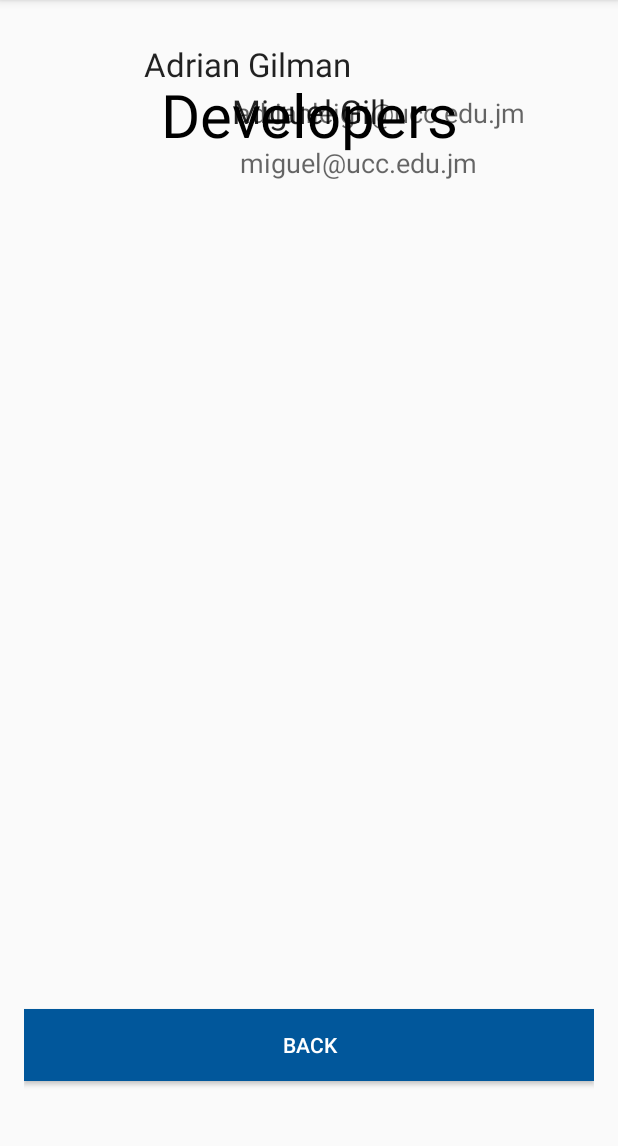
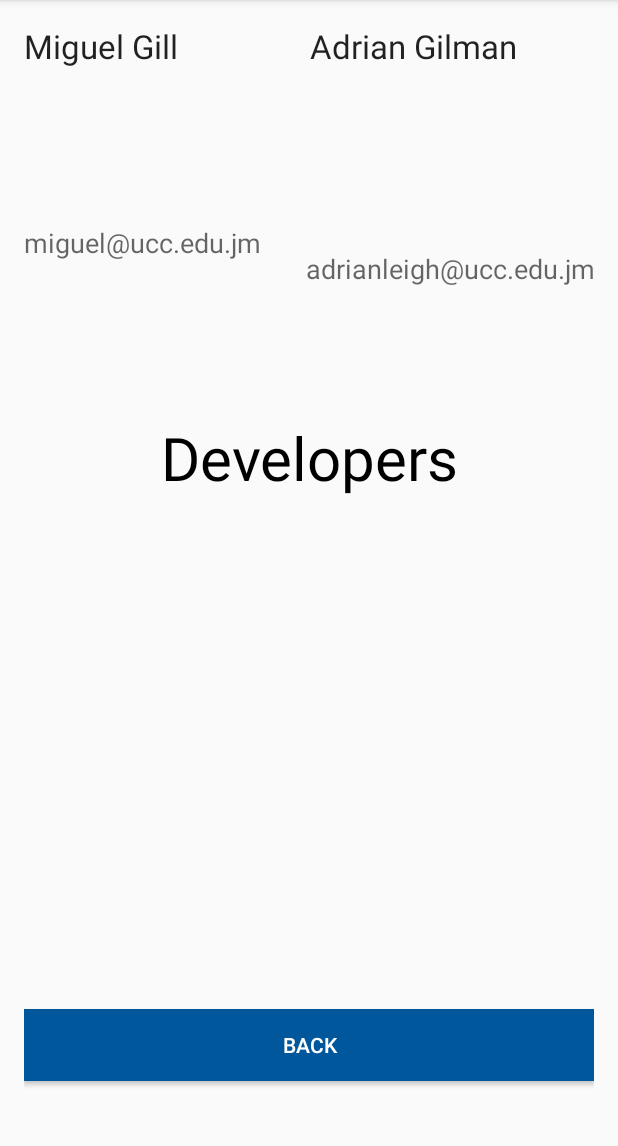
Before and after one commit to xyqo/QuizUP, an Android app: the DeveloperActivity screen opened directly, with no data from a screen before it, on a phone screen of 412 x 824 dp, the part 84-1230 px from its top. Run offline under Robolectric (Android 15) with nearby library versions, the phone set to English and light mode, and no system bars.

Commit message:
first push

```diff
--- a/app/src/main/res/layout/activity_developer.xml
+++ b/app/src/main/res/layout/activity_developer.xml
@@ -10,20 +10,20 @@
     tools:context="com.example.StarGroup.QuizUP.DeveloperActivity">
 
     <TextView
+        android:id="@+id/textView2"
         android:layout_width="fill_parent"
         android:layout_height="wrap_content"
+        android:layout_alignParentStart="false"
+        android:layout_alignParentTop="true"
+        android:layout_alignParentEnd="false"
+        android:layout_alignParentRight="false"
+        android:layout_marginTop="262dp"
+        android:autoText="true"
+        android:text="Developers"
+        android:textAlignment="center"
         android:textAppearance="?android:attr/textAppearanceLarge"
-        android:text="Developers"
-        android:id="@+id/textView2"
-        android:layout_marginTop="33dp"
-        android:textSize="40dp"
-        android:layout_alignParentTop="true"
         android:textColor="#000000"
-        android:textAlignment="center"
-        android:layout_alignParentEnd="false"
-        android:layout_alignParentStart="false"
-        android:autoText="true"
-        android:layout_alignParentRight="false" />
+        android:textSize="40dp" />
 
     <Button
         android:layout_width="match_parent"
@@ -42,12 +42,10 @@
         android:id="@+id/textView5"
         android:layout_width="wrap_content"
         android:layout_height="wrap_content"
-        android:layout_alignTop="@+id/imageView"
         android:layout_alignEnd="@+id/textView7"
         android:layout_alignRight="@+id/textView7"
-        android:layout_marginTop="12dp"
-        android:layout_marginEnd="23dp"
-        android:layout_marginRight="23dp"
+        android:layout_marginEnd="-226dp"
+        android:layout_marginRight="-226dp"
         android:text="@string/adrian"
         android:textAppearance="?android:attr/textAppearanceLarge" />
 
@@ -58,9 +56,9 @@
         android:layout_below="@+id/textView5"
         android:layout_alignEnd="@+id/textView5"
         android:layout_alignRight="@+id/textView5"
-        android:layout_marginTop="5dp"
-        android:layout_marginEnd="-116dp"
-        android:layout_marginRight="-116dp"
+        android:layout_marginTop="121dp"
+        android:layout_marginEnd="-52dp"
+        android:layout_marginRight="-52dp"
         android:text="@string/ag_email"
         android:textAppearance="?android:attr/textAppearanceMedium" />
 
@@ -68,9 +66,6 @@
         android:id="@+id/textView7"
         android:layout_width="wrap_content"
         android:layout_height="wrap_content"
-        android:layout_below="@+id/imageView"
-        android:layout_centerHorizontal="true"
-        android:layout_marginTop="43dp"
         android:text="@string/miguel"
         android:textAppearance="?android:attr/textAppearanceLarge" />
 
@@ -78,12 +73,8 @@
         android:id="@+id/textView8"
         android:layout_width="wrap_content"
         android:layout_height="wrap_content"
-        android:layout_below="@+id/textView7"
-        android:layout_alignStart="@+id/textView7"
-        android:layout_alignLeft="@+id/textView7"
-        android:layout_marginStart="5dp"
-        android:layout_marginLeft="5dp"
-        android:layout_marginTop="7dp"
+        android:layout_alignParentTop="true"
+        android:layout_marginTop="133dp"
         android:text="@string/mg_email"
         android:textAppearance="?android:attr/textAppearanceMedium" />
 
```
